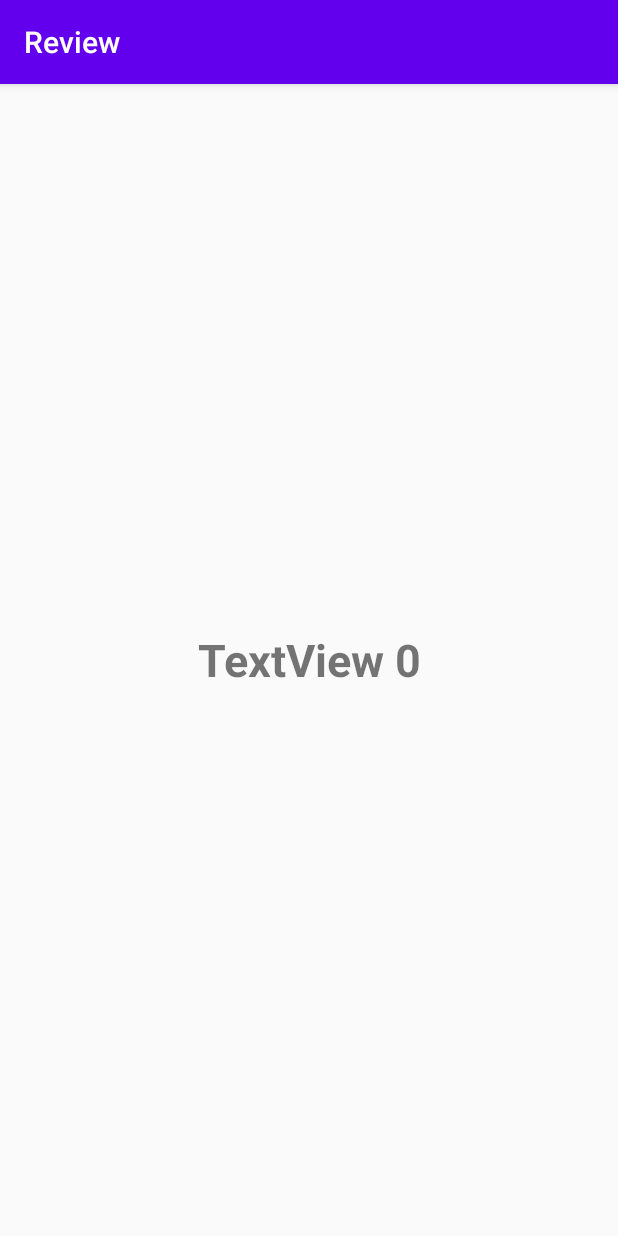
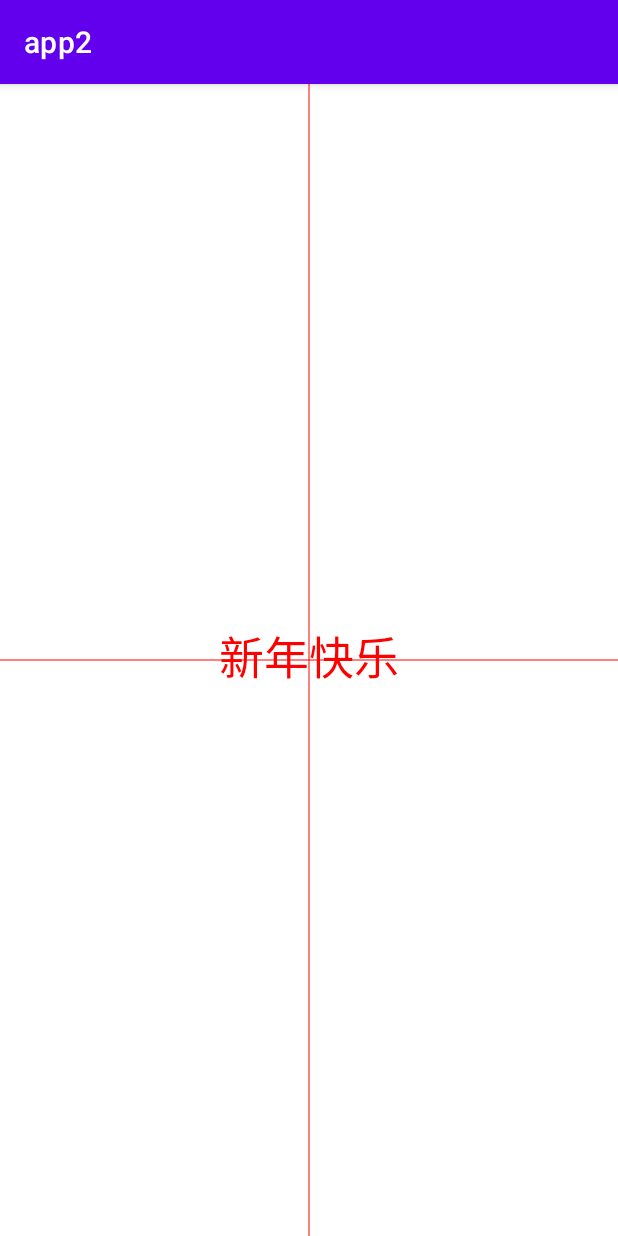
Before and after one commit to Shelter1024/Review, an Android app: the screen it shows after launch (TouchEventActivity before the commit, CustomTextViewActivity after it), on a phone screen of 412 x 824 dp. Run offline under Robolectric (Android 15) with nearby library versions, the phone set to English and light mode, and no system bars.

Commit message:
高级UI：绘制渐变文字

```diff
--- a/app/build.gradle
+++ b/app/build.gradle
@@ -50,6 +50,7 @@ dependencies {
     implementation "org.jetbrains.anko:anko:0.10.8"
     implementation project(':skinlib')
     implementation 'androidx.multidex:multidex:2.0.1'
+    implementation project(':commonlib')
 }
 repositories {
     mavenCentral()
--- a/app/src/main/res/layout/activity_main.xml
+++ b/app/src/main/res/layout/activity_main.xml
@@ -58,6 +58,9 @@
         android:layout_height="90dp"/>
 
 
-
+    <com.shelter.review.view.CustomTextView
+        android:id="@+id/customTv"
+        android:layout_width="match_parent"
+        android:layout_height="match_parent"/>
 
 </androidx.constraintlayout.widget.ConstraintLayout>
--- /dev/null
+++ b/app2/src/main/java/com/palmtop/app2/App2.kt
@@ -0,0 +1,56 @@
+package com.palmtop.app2
+
+import android.app.Application
+import android.app.Application.ActivityLifecycleCallbacks
+import android.app.Activity
+import android.os.Bundle
+import android.util.Log
+import kotlin.properties.Delegates
+
+/**
+ * @author: Shelter
+ * Create time: 2021/8/11, 10:04.
+ */
+class App2 : Application() {
+    companion object {
+        var instance : App2 by Delegates.notNull()
+    }
+
+//    companion object {
+//        var instance : App2? = null
+//        fun instance() = instance!!
+//    }
+
+    var lifecycleCallbacks: ActivityLifecycleCallbacks = object : ActivityLifecycleCallbacks {
+        override fun onActivityCreated(activity: Activity, savedInstanceState: Bundle?) {
+            Log.d("Shelter", "OtherApplication onActivityCreated() $activity")
+        }
+
+        override fun onActivityStarted(activity: Activity) {
+            Log.d("Shelter", "OtherApplication onActivityStarted() $activity")
+        }
+
+        override fun onActivityResumed(activity: Activity) {
+            Log.d("Shelter", "OtherApplication onActivityResumed() $activity")
+        }
+
+        override fun onActivityPaused(activity: Activity) {
+            Log.d("Shelter", "OtherApplication onActivityPaused() $activity")
+        }
+
+        override fun onActivityStopped(activity: Activity) {
+            Log.d("Shelter", "OtherApplication onActivityStopped() $activity")
+        }
+
+        override fun onActivitySaveInstanceState(activity: Activity, outState: Bundle) {}
+        override fun onActivityDestroyed(activity: Activity) {
+            Log.d("Shelter", "OtherApplication onActivityDestroyed() $activity")
+        }
+    }
+
+    override fun onCreate() {
+        super.onCreate()
+        instance = this
+        registerActivityLifecycleCallbacks(lifecycleCallbacks)
+    }
+}
--- /dev/null
+++ b/app2/src/main/java/com/palmtop/app2/CustomTextViewActivity.kt
@@ -0,0 +1,26 @@
+package com.palmtop.app2
+
+import android.animation.ObjectAnimator
+import androidx.appcompat.app.AppCompatActivity
+import android.os.Bundle
+import android.util.Log
+import kotlinx.android.synthetic.main.activity_custom_text_view.*
+
+class CustomTextViewActivity : AppCompatActivity() {
+    override fun onCreate(savedInstanceState: Bundle?) {
+        super.onCreate(savedInstanceState)
+        setContentView(R.layout.activity_custom_text_view)
+        initView()
+    }
+
+    private fun initView() {
+        //setPercent
+        Log.d("Shelter", "CustomTextViewActivity initView: customTextView:$customTextView")
+        val animator = ObjectAnimator.ofFloat(customTextView, "percent", 0F, 1F)
+        animator.addUpdateListener {
+//            Log.d("Shelter", "CustomTextViewActivity initView: it.animatedValue: ${it.animatedValue}")
+        }
+        animator.setDuration(5000)
+            .start()
+    }
+}
--- /dev/null
+++ b/app2/src/main/java/com/palmtop/app2/view/CustomTextView.kt
@@ -0,0 +1,112 @@
+package com.palmtop.app2.view
+
+import android.content.Context
+import android.graphics.Canvas
+import android.graphics.Color
+import android.graphics.Paint
+import android.util.AttributeSet
+import android.util.Log
+import android.view.View
+import com.shelter.commonlib.utils.DensityUtil
+
+/**
+ * @author: Shelter
+ * Create time: 2022/4/30, 20:34.
+ */
+class CustomTextView @JvmOverloads constructor(
+    context: Context,
+    attrs: AttributeSet?,
+    defStyleAttr: Int = 0
+): View(context, attrs, defStyleAttr) {
+
+    private val textPaint by lazy {
+        val paint = Paint(Paint.ANTI_ALIAS_FLAG)
+        paint.textSize = DensityUtil.dp2px(context,30).toFloat()
+        paint
+    }
+    private val linePaint by lazy {
+        val paint = Paint(Paint.ANTI_ALIAS_FLAG)
+        paint.textSize = 30F
+        paint.color = Color.RED
+        paint
+    }
+
+    private var mPercent: Float = 0F
+
+    private val text = "新年快乐"
+
+    override fun onMeasure(widthMeasureSpec: Int, heightMeasureSpec: Int) {
+        super.onMeasure(widthMeasureSpec, heightMeasureSpec)
+        Log.d("Shelter", "CustomTextView onMeasure: width: $measuredWidth, height: $measuredHeight")
+    }
+
+    override fun onDraw(canvas: Canvas?) {
+        drawVerticalLine(canvas)
+        drawHorizontalLine(canvas)
+//        drawCenterText(canvas)
+        drawLeftText(canvas)
+        drawRightText(canvas)
+    }
+
+    private fun drawRightText(canvas: Canvas?) {
+        canvas?.save()
+        textPaint.textAlign = Paint.Align.LEFT
+        val textWidth = textPaint.measureText(text)
+        val left = width / 2 - textWidth / 2
+        val right = left + textWidth * mPercent
+        val baseLine = height / 2 - (textPaint.fontMetrics.descent + textPaint.fontMetrics.ascent) / 2
+        textPaint.color = Color.BLUE
+        canvas?.clipRect(right, 0F, width.toFloat(), height.toFloat())
+        canvas?.drawText(text, left, baseLine, textPaint)
+        canvas?.restore()
+    }
+
+    private fun drawLeftText(canvas: Canvas?) {
+        canvas?.save()
+        textPaint.textAlign = Paint.Align.LEFT
+        val textWidth = textPaint.measureText(text)
+        val left = width / 2 - textWidth / 2
+        val right = left + textWidth * mPercent
+        val baseLine = height / 2 - (textPaint.fontMetrics.descent + textPaint.fontMetrics.ascent) / 2
+        textPaint.color = Color.RED
+        canvas?.clipRect(0F, 0F, right, height.toFloat())
+        canvas?.drawText(text, left, baseLine, textPaint)
+        canvas?.restore()
+    }
+
+    private fun drawCenterText(canvas: Canvas?) {
+        textPaint.textAlign = Paint.Align.CENTER
+        val ascent = textPaint.fontMetrics.ascent
+        val descent = textPaint.fontMetrics.descent
+        val x = width / 2F
+//        val y = height / 2F + (descent - ascent) / 2 - descent
+        //简化
+        val y = height / 2F - (ascent + descent) / 2
+        canvas?.drawText(text, x, y, textPaint)
+    }
+
+    private fun drawHorizontalLine(canvas: Canvas?) {
+        val left = 0F
+        val right = width.toFloat()
+        val top = height / 2F
+        canvas?.drawLine(left, top, right, top, linePaint)
+    }
+
+    private fun drawVerticalLine(canvas: Canvas?) {
+        val left = width / 2F
+        val top = 0F
+        val bottom = height.toFloat()
+        canvas?.drawLine(left, top, left, bottom, linePaint)
+    }
+
+    fun setPercent(percent: Float) {
+//        Log.d("Shelter", "CustomTextView setPercent: percent: $percent")
+        mPercent = percent
+        invalidate()
+    }
+
+    fun getPercent() : Float {
+        return mPercent
+    }
+
+}
--- /dev/null
+++ b/app2/src/main/res/layout/activity_custom_text_view.xml
@@ -0,0 +1,15 @@
+<?xml version="1.0" encoding="utf-8"?>
+<FrameLayout xmlns:android="http://schemas.android.com/apk/res/android"
+    xmlns:app="http://schemas.android.com/apk/res-auto"
+    xmlns:tools="http://schemas.android.com/tools"
+    android:id="@+id/root"
+    android:layout_width="match_parent"
+    android:layout_height="match_parent"
+    tools:context=".CustomTextViewActivity">
+
+    <com.palmtop.app2.view.CustomTextView
+        android:id="@+id/customTextView"
+        android:layout_width="match_parent"
+        android:layout_height="match_parent"/>
+
+</FrameLayout>
--- /dev/null
+++ b/commonlib/src/main/AndroidManifest.xml
@@ -0,0 +1,5 @@
+<?xml version="1.0" encoding="utf-8"?>
+<manifest xmlns:android="http://schemas.android.com/apk/res/android"
+    package="com.shelter.commonlib">
+
+</manifest>
--- /dev/null
+++ b/commonlib/src/main/java/com/shelter/commonlib/utils/DensityUtil.kt
@@ -0,0 +1,19 @@
+package com.shelter.commonlib.utils
+
+import android.content.Context
+
+/**
+ * @author: Shelter
+ * Create time: 2022/4/30, 21:16.
+ */
+object DensityUtil {
+    fun dp2px(context: Context, dp: Int) : Int {
+        val scale = context.resources.displayMetrics.density
+        return (dp * scale + 0.5F).toInt()
+    }
+
+    fun px2dp(context: Context, px: Int): Int {
+        val scale = context.resources.displayMetrics.density
+        return (px / scale + 0.5F).toInt()
+    }
+}
--- a/settings.gradle
+++ b/settings.gradle
@@ -3,3 +3,4 @@ include ':app'
 include ':app2'
 include ':skinlib'
 include ':skinapp'
+include ':commonlib'
```
Also changed, not shown: app/src/main/res/layout/activity_custom_text_view.xml (added, +14 -0 lines), app2/build.gradle (+4 -6 lines), app2/src/main/AndroidManifest.xml (+10 -2 lines), app2/src/main/java/com/palmtop/app2/OtherApplication.java (deleted, +0 -58 lines), app2/src/main/res/layout/activity_custom_text_view2.xml (added, +15 -0 lines), commonlib/build.gradle (added, +36 -0 lines), 3 other files.
